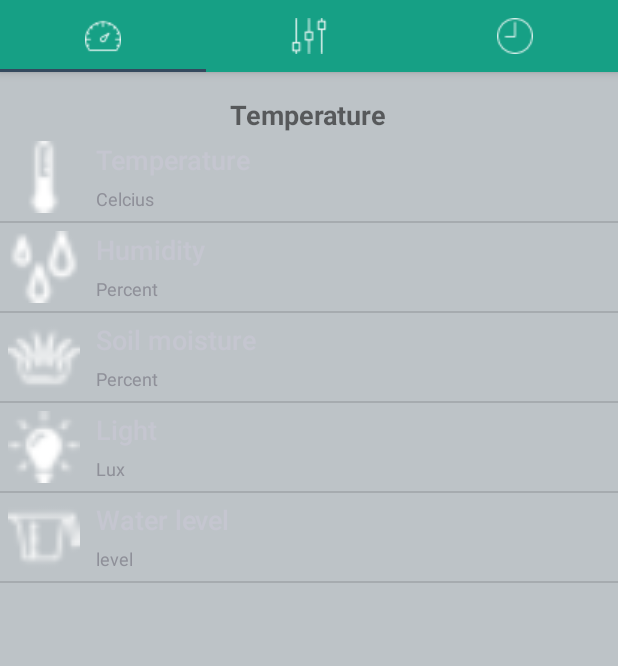
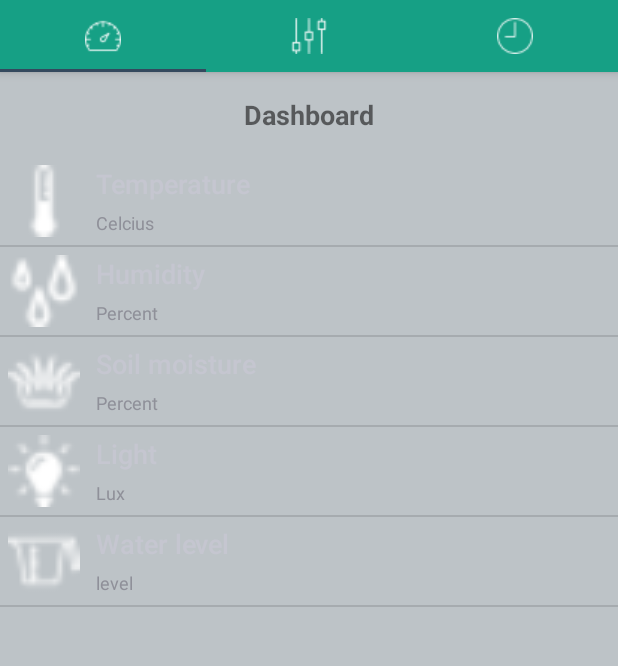
Before and after one commit to Piyapol/GrowUP2, an Android app: the screen it shows after launch (Home), after a tap on "LOGIN", on a phone screen of 412 x 824 dp, the part 84-750 px from its top. Run offline under Robolectric (Android 15) with nearby library versions, the phone set to English and light mode, and no system bars.

```diff
--- a/app/src/main/res/layout/temperature.xml
+++ b/app/src/main/res/layout/temperature.xml
@@ -20,9 +20,11 @@
                 android:layout_height="wrap_content"
                 android:layout_centerHorizontal="true"
                 android:layout_marginTop="16dp"
-                android:text="Temperature"
+                android:layout_marginBottom="16dp"
+                android:text="Dashboard"
                 android:textSize="18sp"
                 android:textStyle="bold" />
+
 
 
             <ListView
```
